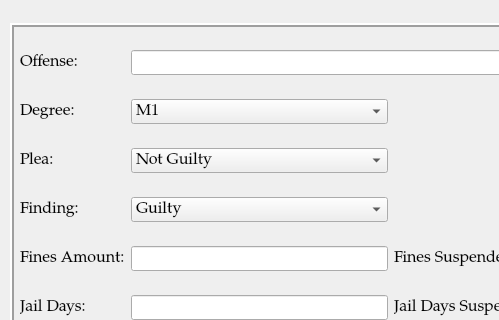
HunterProgram22/MuniEntry, file ui/SentencingDialog.ui: the form before one commit; both pictures show x 0 to 499 and y 147 to 467 of the 1000 by 800 pixel window.
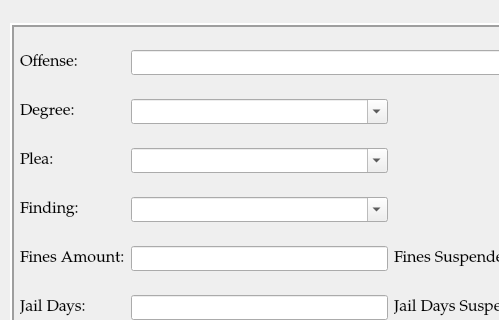
The form after the commit.

```diff
--- a/ui/SentencingDialog.ui
+++ b/ui/SentencingDialog.ui
@@ -493,6 +493,14 @@
      </item>
      <item row="1" column="1">
       <widget class="QComboBox" name="degree_choice_box">
+       <property name="editable">
+        <bool>true</bool>
+       </property>
+       <item>
+        <property name="text">
+         <string/>
+        </property>
+       </item>
        <item>
         <property name="text">
          <string>M1</string>
@@ -527,6 +535,14 @@
      </item>
      <item row="3" column="1">
       <widget class="QComboBox" name="finding_choice_box">
+       <property name="editable">
+        <bool>true</bool>
+       </property>
+       <item>
+        <property name="text">
+         <string/>
+        </property>
+       </item>
        <item>
         <property name="text">
          <string>Guilty</string>
@@ -622,6 +638,14 @@
      </item>
      <item row="2" column="1">
       <widget class="QComboBox" name="plea_choice_box">
+       <property name="editable">
+        <bool>true</bool>
+       </property>
+       <item>
+        <property name="text">
+         <string/>
+        </property>
+       </item>
        <item>
         <property name="text">
          <string>Not Guilty</string>
```
Left out of the diff: 128 changed lines with no effect on the pictures.
